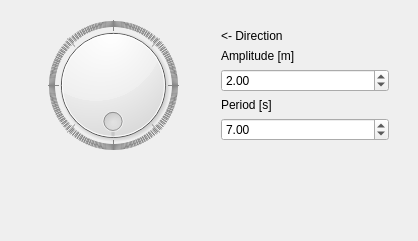
Before: the Qt Designer form gui2/widget_airy.ui in RubendeBruin/DAVE, drawn with Qt 5.
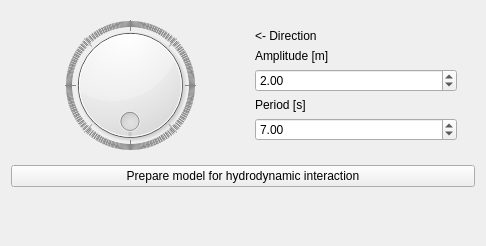
After: the same form once the commit is applied.

The edit to the form file:
```diff
--- a/gui2/widget_airy.ui
+++ b/gui2/widget_airy.ui
@@ -6,8 +6,8 @@
    <rect>
     <x>0</x>
     <y>0</y>
-    <width>418</width>
-    <height>241</height>
+    <width>486</width>
+    <height>246</height>
    </rect>
   </property>
   <property name="windowTitle">
@@ -92,6 +92,13 @@
      </layout>
     </widget>
    </item>
+   <item>
+    <widget class="QPushButton" name="pushButton">
+     <property name="text">
+      <string>Prepare model for hydrodynamic interaction</string>
+     </property>
+    </widget>
+   </item>
    <item>
     <spacer name="verticalSpacer">
      <property name="orientation">
```
